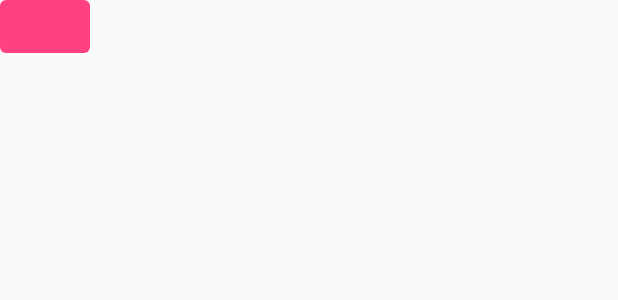
After one commit to listensong/illustrates, an Android app: the layout hello_toast.xml on its own in the app's theme, with its tools: preview values and no code run, on a phone screen of 412 x 824 dp. The commit adds this screen. Shown: the top 300 px of the screen. Run offline under Robolectric (Android 15) with nearby library versions, the phone set to English and light mode, and no system bars.

Commit message:
自定义 toast
自定义 toast

```diff
--- a/app/src/main/AndroidManifest.xml
+++ b/app/src/main/AndroidManifest.xml
@@ -32,7 +32,8 @@
         <activity android:name=".hello.HelloActivity" />
         <activity android:name=".widget.recyclerview.RecyclerViewActivity" />
         <activity android:name=".hardware.HardWareActivity" />
-        <activity android:name=".hardware.camera1.Camera1Activity"></activity>
+        <activity android:name=".hardware.camera1.Camera1Activity" />
+        <activity android:name=".widget.WidgetActivity"></activity>
     </application>
 
 </manifest>
--- a/app/src/main/java/zms/song/illustrates/MainActivity.java
+++ b/app/src/main/java/zms/song/illustrates/MainActivity.java
@@ -7,6 +7,7 @@ import zms.song.illustrates.base.ContainerActivity;
 import zms.song.illustrates.hardware.HardWareActivity;
 import zms.song.illustrates.hello.HelloActivity;
 import zms.song.illustrates.permission.PermissionActivity;
+import zms.song.illustrates.widget.WidgetActivity;
 import zms.song.illustrates.widget.recyclerview.RecyclerViewActivity;
 
 public class MainActivity extends ContainerActivity implements View.OnClickListener {
@@ -24,6 +25,7 @@ public class MainActivity extends ContainerActivity implements View.OnClickListe
         pushActivity(R.id.permission_text_view, PermissionActivity.class);
         pushActivity(R.id.recycler_text_view, RecyclerViewActivity.class);
         pushActivity(R.id.hw_text_view, HardWareActivity.class);
+        pushActivity(R.id.widget_text_view, WidgetActivity.class);
 
         initBasicView(this);
     }
--- /dev/null
+++ b/app/src/main/res/drawable/toast_shape.xml
@@ -0,0 +1,9 @@
+<shape
+    xmlns:android="http://schemas.android.com/apk/res/android">
+    <solid android:color="@color/colorAccent"/>
+    <corners
+        android:topLeftRadius="4dp"
+        android:topRightRadius="4dp"
+        android:bottomLeftRadius="4dp"
+        android:bottomRightRadius="4dp"/>
+</shape>
--- /dev/null
+++ b/app/src/main/res/layout/hello_toast.xml
@@ -0,0 +1,18 @@
+<FrameLayout
+    xmlns:android="http://schemas.android.com/apk/res/android"
+    android:layout_width="wrap_content"
+    android:layout_height="wrap_content"
+    android:background="@drawable/toast_shape"
+    android:gravity="center"
+    android:paddingTop="8dp"
+    android:paddingBottom="8dp"
+    android:paddingLeft="30dp"
+    android:paddingRight="30dp" >
+
+    <TextView
+        android:id="@+id/center_text_view"
+        android:layout_width="wrap_content"
+        android:layout_height="wrap_content"
+        android:textColor="#FFFFFF"/>
+
+</FrameLayout>
--- a/app/src/main/res/values/strings.xml
+++ b/app/src/main/res/values/strings.xml
@@ -8,6 +8,7 @@
     <string name="type_hard_ware">HardWare</string>
     <string name="type_hw_camera1">Camera1</string>
     <string name="type_hw_camera2">Camera2</string>
+    <string name="type_widget">Widget</string>
 
     <!-- TODO: Remove or change this placeholder text -->
     <string name="hello_blank_fragment">Hello blank fragment</string>
```
Also changed, not shown: app/src/main/java/zms/song/illustrates/widget/WidgetActivity.java (added, +31 -0 lines), app/src/main/java/zms/song/illustrates/widget/toast/HelloToast.java (added, +43 -0 lines), app/src/main/res/layout/activity_main.xml (+9 -0 lines), app/src/main/res/layout/activity_widget.xml (added, +15 -0 lines).
